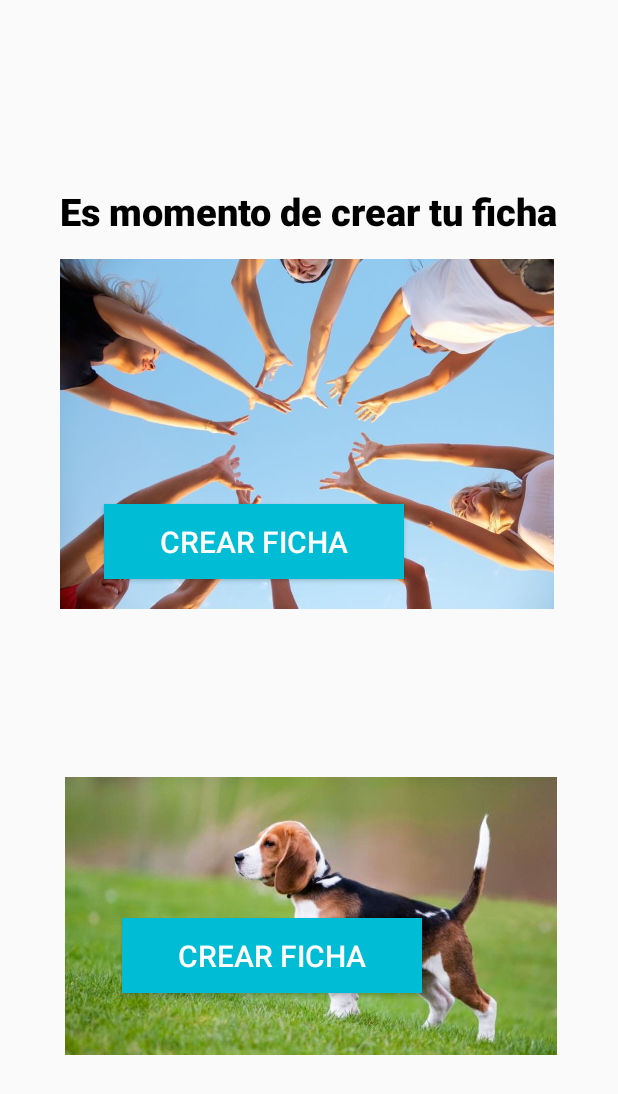
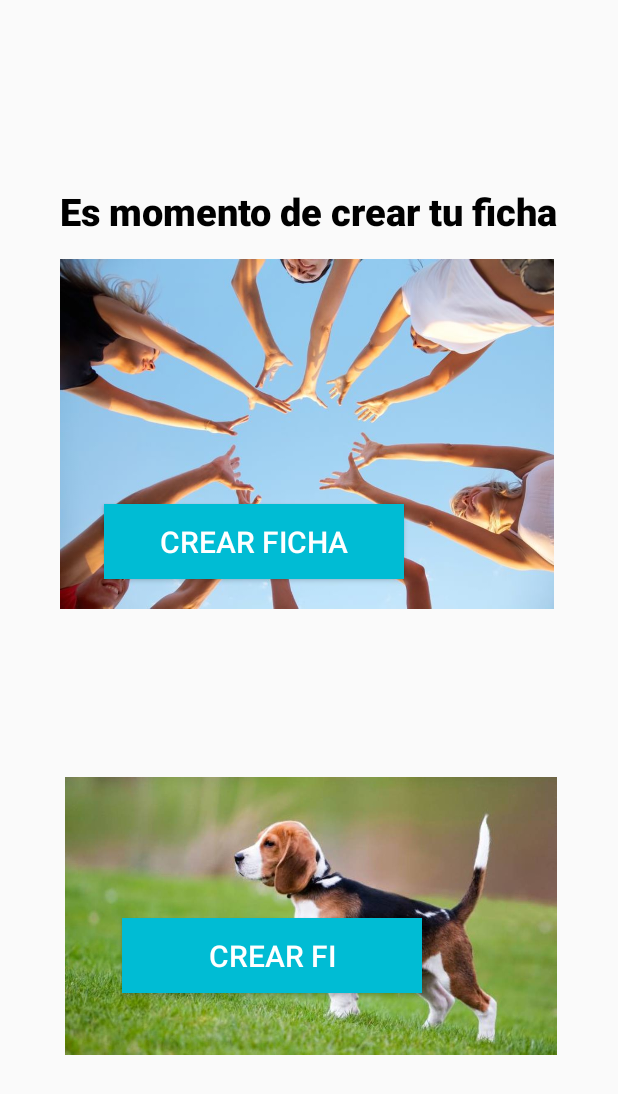
Before and after one commit to HackathonNicaragua2022/Chimichangas, an Android app: the MenuOpciones screen opened directly, with no data from a screen before it, on a phone screen of 412 x 824 dp. Shown: the top 1094 px of the screen. Run offline under Robolectric (Android 15) with nearby library versions, the phone set to English and light mode, and no system bars; 4 statements that could not run were skipped.

Commit message:
Cambio d etexto de botón

```diff
--- a/app/src/main/res/layout/activity_menu_opciones.xml
+++ b/app/src/main/res/layout/activity_menu_opciones.xml
@@ -61,7 +61,7 @@
         android:layout_width="200dp"
         android:layout_height="50dp"
         android:background="#00BCD4"
-        android:text="Crear Ficha"
+        android:text="Crear Fi"
         android:textColor="#ffffff"
         android:textSize="20sp"
         app:layout_constraintBottom_toBottomOf="parent"
```
